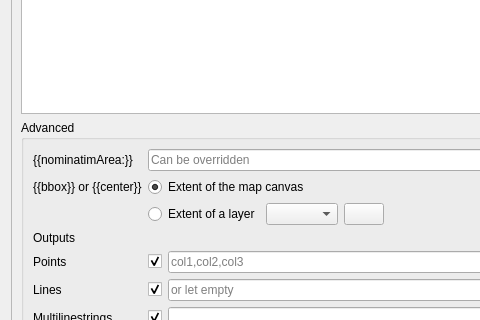
This is ui/query.ui in 3liz/QuickOSM as Qt 5 draws it before an edit; both pictures show x 0 to 480 and y 128 to 448 of the 603 by 871 pixel window. The edited form follows.
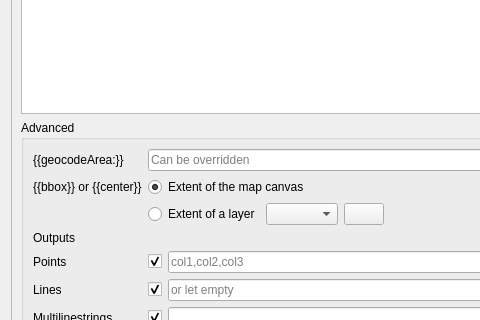
This is the edited form. Icons and pictures are not drawn. Custom widgets are drawn as their Qt base class.

What changed in the file:
```diff
--- a/ui/query.ui
+++ b/ui/query.ui
@@ -87,7 +87,7 @@
             <item row="0" column="0">
              <widget class="QLabel" name="label_2">
               <property name="text">
-               <string notr="true">{{nominatimArea:}}</string>
+               <string notr="true">{{geocodeArea:}}</string>
               </property>
              </widget>
             </item>
```
